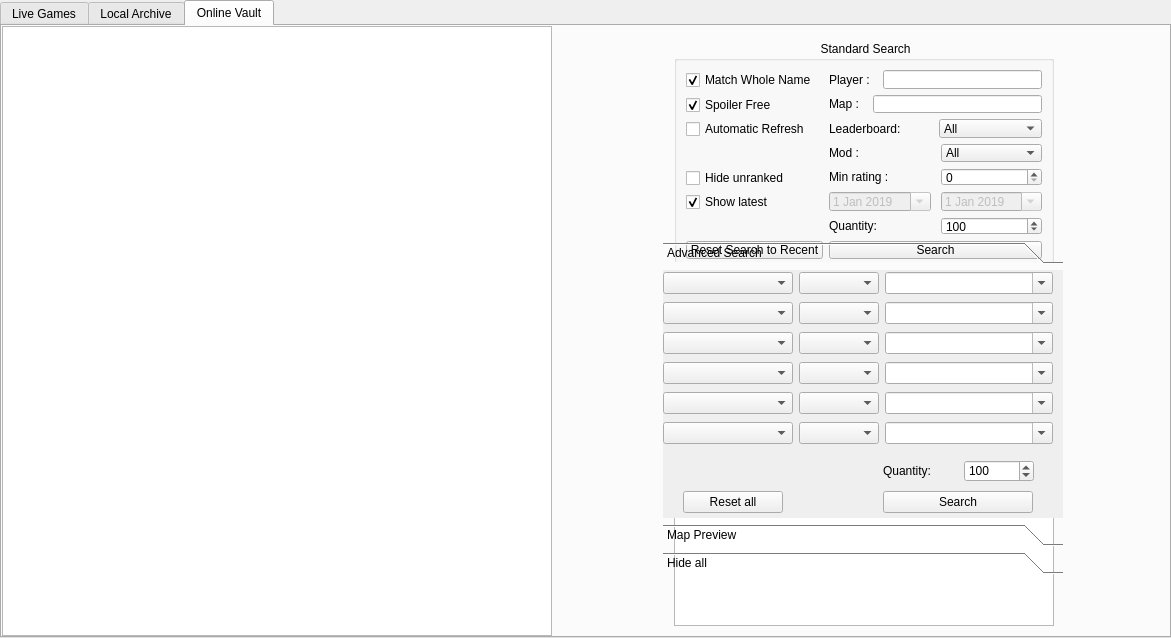
The window that res/replays/replays.ui (FAForever/lobby) describes before a commit, drawn with Qt 5.
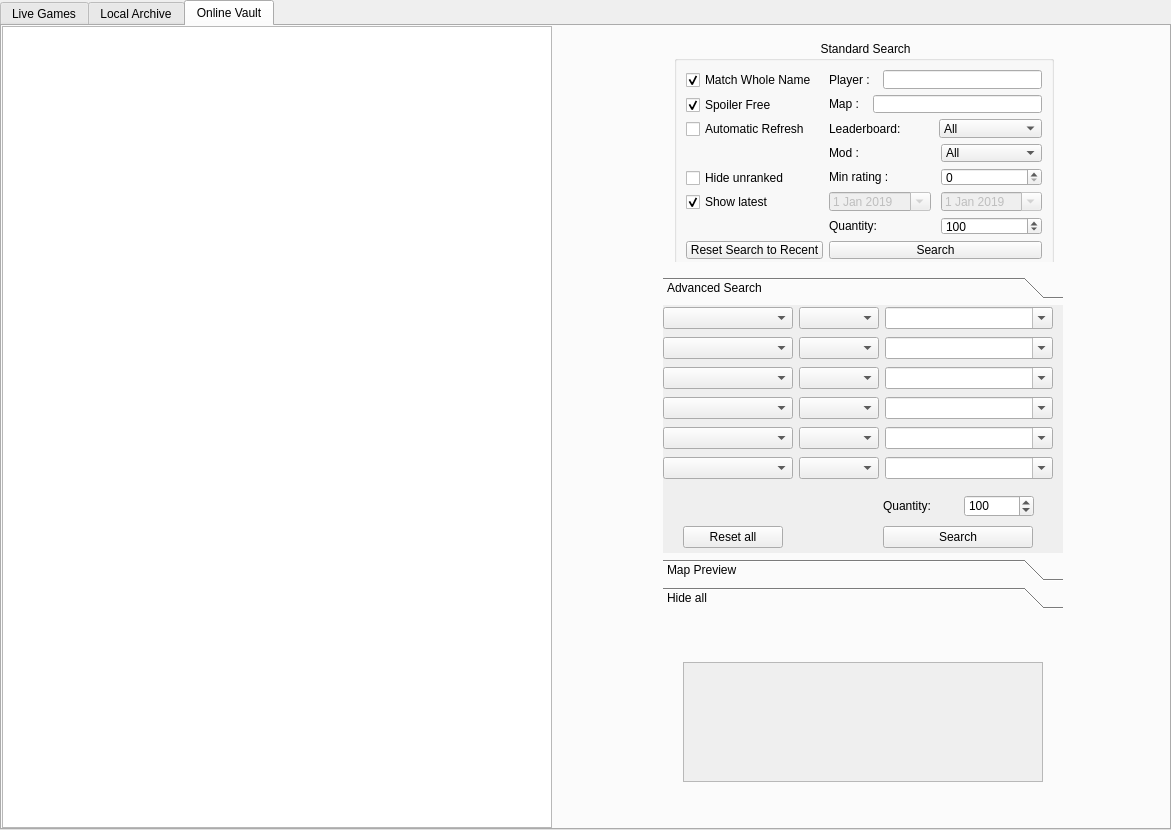
The same window after the commit.

Commit message:
Use QListViews to display replay's scoreboard
it allows to use context menus and look at users' info
through replays
it also gives more control on how things are displayed
and removes html formatters

also, add display rating changes alongside the scores

Patch:
```diff
--- a/res/replays/replays.ui
+++ b/res/replays/replays.ui
@@ -7,7 +7,7 @@
     <x>0</x>
     <y>0</y>
     <width>1171</width>
-    <height>638</height>
+    <height>830</height>
    </rect>
   </property>
   <property name="windowTitle">
@@ -832,98 +832,55 @@
        </size>
       </property>
       <layout class="QGridLayout" name="gridLayout_3">
-       <item row="1" column="2">
-        <spacer name="horizontalSpacer_3">
-         <property name="orientation">
-          <enum>Qt::Horizontal</enum>
-         </property>
-         <property name="sizeHint" stdset="0">
+       <item row="0" column="0">
+        <widget class="QScrollArea" name="replayScoreScrollArea">
+         <property name="maximumSize">
           <size>
-           <width>10</width>
-           <height>0</height>
+           <width>360</width>
+           <height>120</height>
           </size>
          </property>
-        </spacer>
-       </item>
-       <item row="1" column="0">
-        <spacer name="horizontalSpacer_4">
-         <property name="orientation">
-          <enum>Qt::Horizontal</enum>
-         </property>
-         <property name="sizeHint" stdset="0">
-          <size>
-           <width>10</width>
-           <height>0</height>
-          </size>
-         </property>
-        </spacer>
-       </item>
-       <item row="1" column="1">
-        <widget class="QTextBrowser" name="replayInfos">
-         <property name="sizePolicy">
-          <sizepolicy hsizetype="Minimum" vsizetype="Minimum">
-           <horstretch>0</horstretch>
-           <verstretch>0</verstretch>
-          </sizepolicy>
-         </property>
-         <property name="minimumSize">
-          <size>
-           <width>380</width>
-           <height>180</height>
-          </size>
-         </property>
-         <property name="sizeIncrement">
-          <size>
-           <width>0</width>
-           <height>0</height>
-          </size>
-         </property>
-         <property name="baseSize">
-          <size>
-           <width>0</width>
-           <height>0</height>
-          </size>
-         </property>
-         <property name="frameShadow">
-          <enum>QFrame::Plain</enum>
-         </property>
-         <property name="verticalScrollBarPolicy">
-          <enum>Qt::ScrollBarAlwaysOff</enum>
-         </property>
-         <property name="textInteractionFlags">
-          <set>Qt::TextSelectableByMouse</set>
-         </property>
-         <property name="openExternalLinks">
+         <property name="widgetResizable">
           <bool>true</bool>
          </property>
+         <widget class="QWidget" name="replayScore">
+          <property name="geometry">
+           <rect>
+            <x>0</x>
+            <y>0</y>
+            <width>358</width>
+            <height>118</height>
+           </rect>
+          </property>
+          <property name="sizePolicy">
+           <sizepolicy hsizetype="Expanding" vsizetype="Expanding">
+            <horstretch>0</horstretch>
+            <verstretch>0</verstretch>
+           </sizepolicy>
+          </property>
+          <layout class="QGridLayout" name="gridLayout_9" rowstretch="0">
+           <property name="leftMargin">
+            <number>0</number>
+           </property>
+           <property name="topMargin">
+            <number>0</number>
+           </property>
+           <property name="rightMargin">
+            <number>0</number>
+           </property>
+           <property name="bottomMargin">
+            <number>0</number>
+           </property>
+           <property name="spacing">
+            <number>0</number>
+           </property>
+           <item row="0" column="0">
+            <layout class="QHBoxLayout" name="replayScoreLayout"/>
+           </item>
+          </layout>
+         </widget>
         </widget>
        </item>
-       <item row="2" column="1">
-        <spacer name="verticalSpacer_4">
-         <property name="orientation">
-          <enum>Qt::Vertical</enum>
-         </property>
-         <property name="sizeHint" stdset="0">
-          <size>
-           <width>0</width>
-           <height>5</height>
-          </size>
-         </property>
-        </spacer>
-       </item>
-       <item row="0" column="1">
-        <spacer name="verticalSpacer_3">
-         <property name="orientation">
-          <enum>Qt::Vertical</enum>
-         </property>
-         <property name="sizeHint" stdset="0">
-          <size>
-           <width>0</width>
-           <height>10</height>
-          </size>
-         </property>
-        </spacer>
-       </item>
       </layout>
      </widget>
     </item>
```
Left out of the diff: 36 changed lines with no effect on the pictures. The commit also changes 3 other files.
